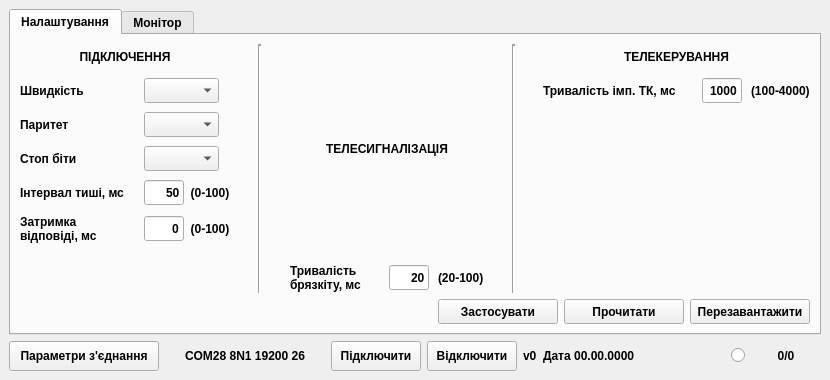
First picture: the form in mdio.ui, repository Goodjamp/Mdio, before the edit.
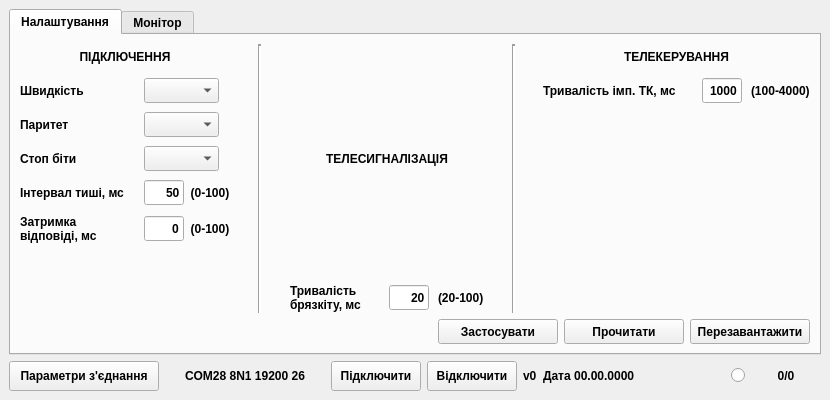
Second picture: the form after the edit.

Patch:
```diff
--- a/mdio.ui
+++ b/mdio.ui
@@ -7,7 +7,7 @@
     <x>0</x>
     <y>0</y>
     <width>830</width>
-    <height>380</height>
+    <height>400</height>
    </rect>
   </property>
   <property name="sizePolicy">
@@ -19,7 +19,7 @@
   <property name="minimumSize">
    <size>
     <width>830</width>
-    <height>380</height>
+    <height>400</height>
    </size>
   </property>
   <property name="maximumSize">
```
Left out of the diff: 286 changed lines with no effect on the pictures.
